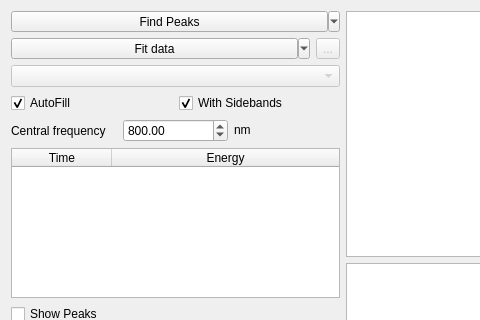
First picture: the form in calibration_toolbox.ui, repository Attolab/GUI_XUV_SE10, before the edit; both pictures show x 0 to 480 and y 0 to 320 of the 853 by 520 pixel window.
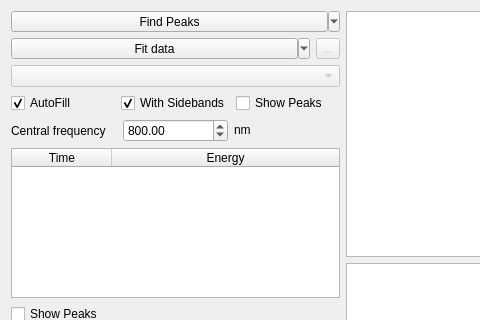
Second picture: the form after the edit. Custom widgets are drawn as their Qt base class.

```diff
--- a/calibration_toolbox.ui
+++ b/calibration_toolbox.ui
@@ -112,6 +112,13 @@
          </property>
         </widget>
        </item>
+       <item>
+        <widget class="QCheckBox" name="showPeaks_ToF_checkBox">
+         <property name="text">
+          <string>Show Peaks</string>
+         </property>
+        </widget>
+       </item>
       </layout>
      </item>
      <item>
```
Left out of the diff: 2 changed lines with no effect on the pictures.
